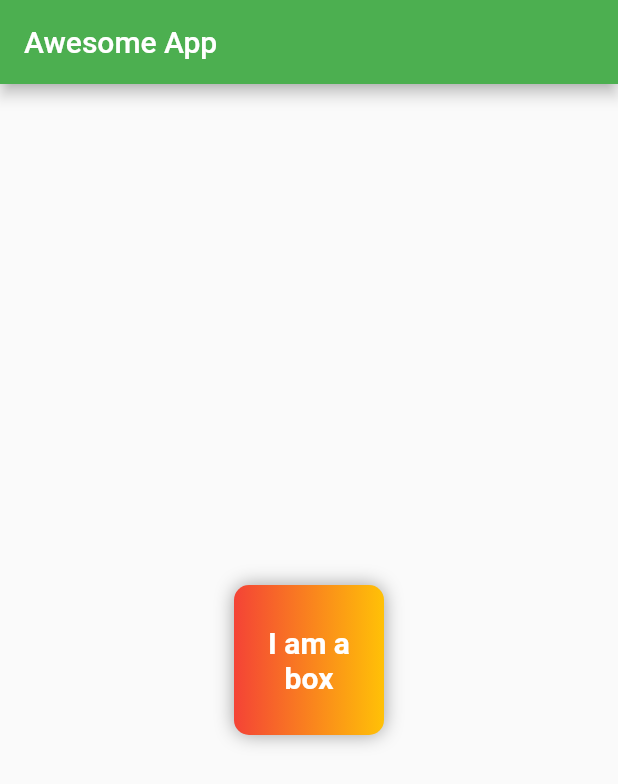
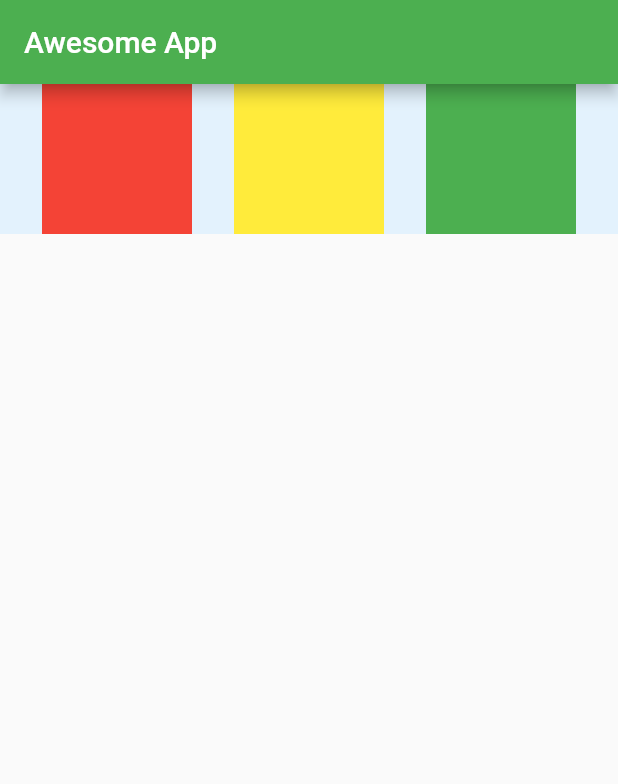
Before and after one commit to anhtuan23/fluter_awesome_app, a Flutter app: the screen it shows after launch, on a phone screen of 412 x 824 dp. Shown: the top 784 px of the screen. Run offline on Flutter 3.47's test engine with Material 2 defaults, Android fonts, the phone set to English and light mode, and no system bars.

Commit message:
chap3 completed

```diff
--- a/lib/main.dart
+++ b/lib/main.dart
@@ -1,5 +1,3 @@
-import 'package:flutter/material.dart';
-
 import 'package:flutter/material.dart';
 
 void main() {
@@ -16,34 +14,35 @@ class HomePage extends StatelessWidget {
       appBar: AppBar(
         title: Text("Awesome App"),
       ),
-      body: Center(
-        child: Container(
-          padding: EdgeInsets.all(8),
-          alignment: Alignment.center,
-          width: 100,
-          decoration: BoxDecoration(
-            borderRadius: BorderRadius.circular(10),
-            color: Colors.red,
-            boxShadow: [
-              BoxShadow(
-                color: Colors.grey,
-                blurRadius: 10,
-              ),
-            ],
-            gradient: LinearGradient(
-              colors: [Colors.red, Colors.amber],
+      body: Container(
+        color: Colors.blue[50],
+        height: 100,
+        child: Row(
+          crossAxisAlignment: CrossAxisAlignment.center,
+          mainAxisAlignment: MainAxisAlignment.spaceEvenly,
+          children: <Widget>[
+            Container(
+              color: Colors.red,
+              padding: EdgeInsets.all(8),
+              alignment: Alignment.center,
+              width: 100,
+              height: 100,
             ),
-          ),
-          height: 100,
-          child: Text(
-            'I am a box',
-            textAlign: TextAlign.center,
-            style: TextStyle(
-              color: Colors.white,
-              fontSize: 20,
-              fontWeight: FontWeight.bold,
+            Container(
+              color: Colors.yellow,
+              padding: EdgeInsets.all(8),
+              alignment: Alignment.center,
+              width: 100,
+              height: 100,
             ),
-          ),
+            Container(
+              color: Colors.green,
+              padding: EdgeInsets.all(8),
+              alignment: Alignment.center,
+              width: 100,
+              height: 100,
+            )
+          ],
         ),
       ),
     );
```
